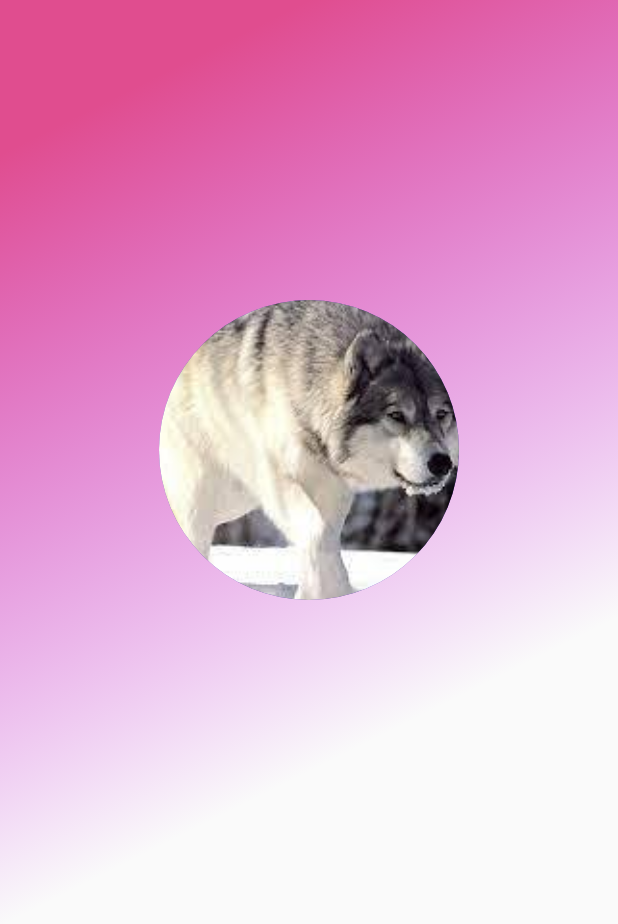
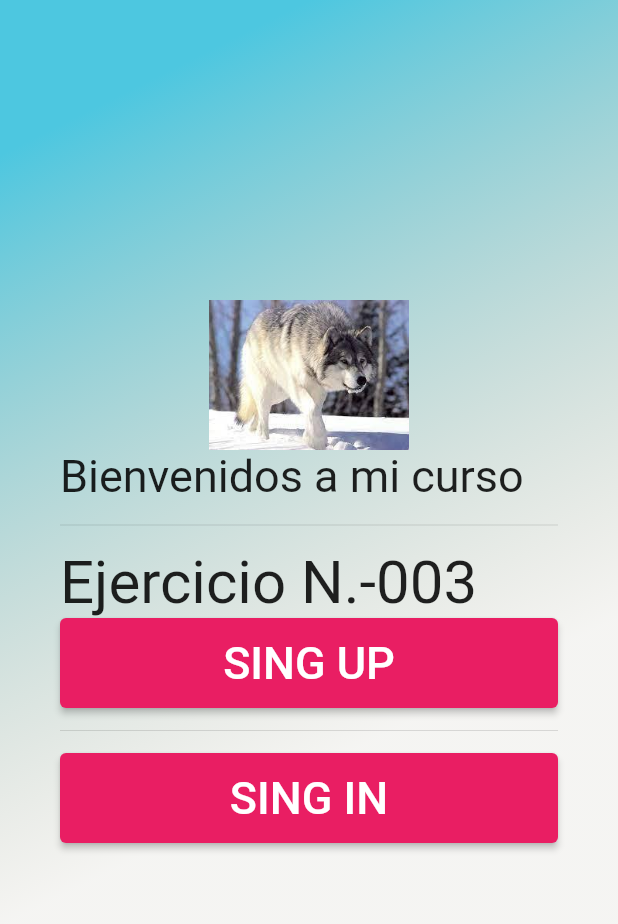
Before and after one commit to leninmt/flutterAppLM, a Flutter app: the screen it shows after launch, on a phone screen of 412 x 824 dp. Shown: the top 924 px of the screen. Run offline on Flutter 3.47's test engine with Material 2 defaults, Android fonts, the phone set to English and light mode, and no system bars; Roboto replaces fonts that are missing (FredokaOne, PermanentMarker).

Commit message:
Botones de login

```diff
--- a/lib/main.dart
+++ b/lib/main.dart
@@ -1,5 +1,7 @@
 import 'package:flutter/material.dart';
 import 'package:navegar/src/pages/home_page.dart';
+import 'package:navegar/src/pages/sing_in.dart';
+import 'package:navegar/src/pages/sing_up.dart';
 
 void main() {
   runApp(const MyApp());
@@ -13,10 +15,18 @@ class MyApp extends StatelessWidget {
     return MaterialApp(
       debugShowCheckedModeBanner: false,
       title: 'Flutter Demo',
+      //! Crear unas rutas de navegacion
       theme: ThemeData(
-        primarySwatch: Colors.blue,
+        primarySwatch: Colors.pink,
+        visualDensity: VisualDensity.adaptivePlatformDensity,
       ),
-      home: MyHomePage(),
+      initialRoute: "Home",
+      routes: <String, WidgetBuilder>{
+        "Home":(BuildContext context) => MyHomePage(),
+        "Sing_in":(BuildContext context) => SingIn(),
+        "Sing_up":(BuildContext context) => SingUp(),
+
+      },
     );
   }
 }
--- a/lib/src/pages/home_page.dart
+++ b/lib/src/pages/home_page.dart
@@ -1,4 +1,6 @@
 import 'package:flutter/material.dart';
+import 'package:navegar/src/pages/sing_in.dart';
+import 'package:navegar/src/pages/sing_up.dart';
 import 'package:navegar/src/widgets/icon_containers.dart';
 
 class MyHomePage extends StatefulWidget {
@@ -14,17 +16,84 @@ class _MyHomePageState extends State<MyHomePage> {
     return Container(
       child: Scaffold(
         body: Container(
-          width: double.infinity,//Se ajusta al tamaño
+          width: double.infinity,
           height: double.infinity,
-          decoration: BoxDecoration(gradient: LinearGradient(colors: <Color>[
-            Color.fromARGB(255, 224, 77, 143),
-            Color.fromARGB(0, 194, 23, 228)
-          ], begin: Alignment.topCenter)),
+          decoration: BoxDecoration(
+            gradient: LinearGradient(
+              colors: <Color>[
+                Color.fromARGB(255, 77, 199, 224),
+                Color.fromARGB(20, 184, 180, 154)
+              ],
+              begin: Alignment.topCenter,
+            ),
+          ),
           child: ListView(
-            padding: EdgeInsets.symmetric(horizontal: 40.0,vertical: 200),
+            padding: EdgeInsets.symmetric(horizontal: 40.0, vertical: 200),
             children: <Widget>[
-              //!Aqui se ubica el URL de una imagen
-              IconContainers(url: "images/lobo.jpg")
+              //! Aquí se ubica el URL de una imagen
+              SizedBox(
+                width: 100.0, // Ajusta el ancho de la imagen según tus necesidades
+                height: 100.0, // Ajusta la altura de la imagen según tus necesidades
+                child: Image.asset("images/lobo.jpg"),
+              ),
+              Text(
+                "Bienvenidos a mi curso",
+                style: TextStyle(
+                  fontFamily: "PermanentMarker",
+                  fontSize: 30.0,
+                ),
+              ),
+              Divider(
+                height: 30.0,
+              ),
+              Text(
+                "Ejercicio N.-003",
+                style: TextStyle(
+                  fontFamily: "PermanentMarker",
+                  fontSize: 40.0,
+                ),
+              ),
+              SizedBox(
+                width: 60.0,
+                height: 60.0,
+                child: ElevatedButton(
+                  onPressed: () {
+                    final route =
+                        MaterialPageRoute(builder: (context) => SingUp());
+                    Navigator.push(context, route);
+                  },
+                  child: Text(
+                    "SING UP",
+                    style: TextStyle(
+                      color: Color.fromARGB(255, 255, 255, 255),
+                      fontFamily: "FredokaOne",
+                      fontSize: 30.0,
+                    ),
+                  ),
+                ),
+              ),
+              Divider(
+                height: 30.0,
+              ),
+              SizedBox(
+                width: 60.0,
+                height: 60.0,
+                child: ElevatedButton(
+                  onPressed: () {
+                    final route =
+                        MaterialPageRoute(builder: (context) => SingIn());
+                    Navigator.push(context, route);
+                  },
+                  child: Text(
+                    "SING IN",
+                    style: TextStyle(
+                      color: Color.fromARGB(255, 255, 255, 255),
+                      fontFamily: "FredokaOne",
+                      fontSize: 30.0,
+                    ),
+                  ),
+                ),
+              )
             ],
           ),
         ),
```
Also changed, not shown: lib/src/pages/sing_in.dart (added, +17 -0 lines), lib/src/pages/sing_up.dart (added, +17 -0 lines), 6 other files.
